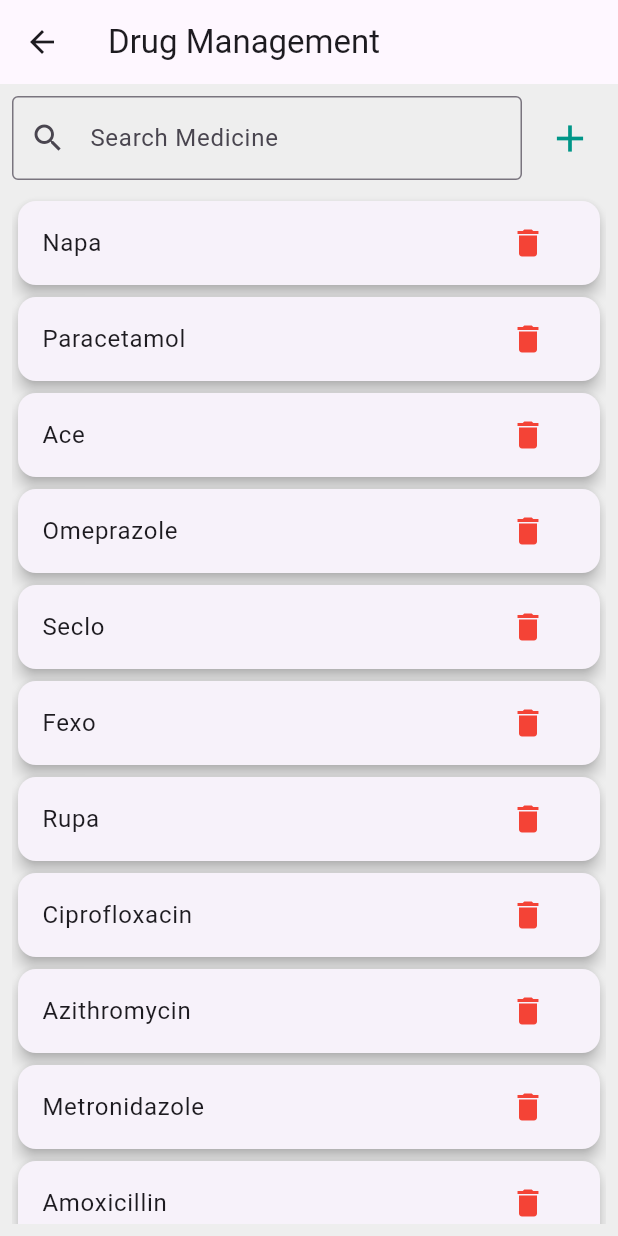
After one commit to omor-niloy/Digital-Prescription, a Flutter app: the screen it shows after launch, in the side drawer, after a tap on "Drugs", on a phone screen of 412 x 824 dp. The commit adds this screen. Run offline on Flutter 3.47's test engine with Material 3 defaults, Android fonts, the phone set to English and light mode, and no system bars; drawn by our look-alikes of flutter_typeahead; our stand-ins replace sqflite, sqflite_common_ffi; accounts and stored records are empty.

Commit message:
Database management

```diff
--- a/lib/database/database_helper.dart
+++ b/lib/database/database_helper.dart
@@ -28,6 +28,39 @@ class DatabaseHelper {
       )
     ''');
     await _seedDatabase(db);
+  }
+
+  Future<List<Medicine>> getMedicines({int limit = 20}) async {
+    final db = await database;
+    final List<Map<String, dynamic>> maps = await db.query(
+      'medicines',
+      limit: limit,
+    );
+    return List.generate(maps.length, (i) {
+      return Medicine.fromMap(maps[i]);
+    });
+  }
+
+  Future<List<Medicine>> getAllMedicines() async {
+    final db = await database;
+    final List<Map<String, dynamic>> maps = await db.query('medicines');
+    return List.generate(maps.length, (i) {
+      return Medicine.fromMap(maps[i]);
+    });
+  }
+
+  Future<void> deleteMedicine(int id) async {
+    final db = await database;
+    await db.delete('medicines', where: 'id = ?', whereArgs: [id]);
+  }
+
+  Future<void> insertMedicine(Medicine medicine) async {
+    final db = await database;
+    await db.insert(
+      'medicines',
+      medicine.toMap(),
+      conflictAlgorithm: ConflictAlgorithm.replace,
+    );
   }
 
   Future<void> _seedDatabase(Database db) async {
--- /dev/null
+++ b/lib/pages/drug_management_page.dart
@@ -0,0 +1,191 @@
+import 'package:digital_prescription/database/database_helper.dart';
+import 'package:digital_prescription/models/medicine.dart';
+import 'package:flutter/material.dart';
+import 'package:flutter_typeahead/flutter_typeahead.dart';
+
+class DrugManagementPage extends StatefulWidget {
+  const DrugManagementPage({Key? key}) : super(key: key);
+
+  @override
+  State<DrugManagementPage> createState() => _DrugManagementPageState();
+}
+
+class _DrugManagementPageState extends State<DrugManagementPage> {
+  List<Medicine> _medicines = [];
+  List<Medicine> _filteredMedicines = [];
+  final TextEditingController _searchController = TextEditingController();
+
+  @override
+  void initState() {
+    super.initState();
+    _loadMedicines();
+    _searchController.addListener(_filterMedicines);
+  }
+
+  Future<void> _loadMedicines() async {
+    final medicines = await DatabaseHelper().getAllMedicines();
+    if (mounted) {
+      setState(() {
+        _medicines = medicines;
+        _filterMedicines();
+      });
+    }
+  }
+
+  void _filterMedicines() {
+    final query = _searchController.text.toLowerCase();
+    setState(() {
+      _filteredMedicines = _medicines
+          .where((medicine) => medicine.name.toLowerCase().contains(query))
+          .toList();
+    });
+  }
+
+  Future<void> _deleteMedicine(Medicine medicine) async {
+    if (medicine.id != null) {
+      await DatabaseHelper().deleteMedicine(medicine.id!);
+      _loadMedicines(); // Refresh the list
+    }
+  }
+
+  Future<void> _addMedicine(String name) async {
+    if (name.isNotEmpty) {
+      final newMedicine = Medicine(name: name);
+      await DatabaseHelper().insertMedicine(newMedicine);
+      _searchController.clear();
+      _loadMedicines();
+    }
+  }
+
+  void _showAddDrugDialog() {
+    final TextEditingController addDrugController = TextEditingController();
+    showDialog(
+      context: context,
+      builder: (context) {
+        return AlertDialog(
+          title: const Text('Add New Drug'),
+          content: TextField(
+            controller: addDrugController,
+            decoration: const InputDecoration(hintText: "Enter drug name"),
+            autofocus: true,
+            onSubmitted: (value) {
+              _addMedicine(value);
+              Navigator.of(context).pop();
+            },
+          ),
+          actions: [
+            TextButton(
+              child: const Text('Cancel'),
+              onPressed: () => Navigator.of(context).pop(),
+            ),
+            TextButton(
+              child: const Text('Add'),
+              onPressed: () {
+                _addMedicine(addDrugController.text);
+                Navigator.of(context).pop();
+              },
+            ),
+          ],
+        );
+      },
+    );
+  }
+
+  @override
+  void dispose() {
+    _searchController.removeListener(_filterMedicines);
+    _searchController.dispose();
+    super.dispose();
+  }
+
+  @override
+  Widget build(BuildContext context) {
+    return Scaffold(
+      appBar: AppBar(title: const Text('Drug Management')),
+      body: Padding(
+        padding: const EdgeInsets.all(8.0),
+        child: Column(
+          children: [
+            Row(
+              children: [
+                Expanded(
+                  child: TypeAheadField<Medicine>(
+                    hideOnEmpty: true,
+                    suggestionsCallback: (pattern) async {
+                      if (pattern.isEmpty) {
+                        return [];
+                      }
+                      return _medicines
+                          .where(
+                            (m) => m.name.toLowerCase().contains(
+                              pattern.toLowerCase(),
+                            ),
+                          )
+                          .toList();
+                    },
+                    itemBuilder: (context, suggestion) {
+                      return ListTile(title: Text(suggestion.name));
+                    },
+                    onSelected: (suggestion) {
+                      _searchController.text = suggestion.name;
+                    },
+                    builder: (context, controller, focusNode) {
+                      return TextField(
+                        controller: _searchController,
+                        focusNode: focusNode,
+                        onSubmitted: (_) {
+                          // Do nothing to prevent page from closing
+                        },
+                        decoration: InputDecoration(
+                          labelText: 'Search Medicine',
+                          border: const OutlineInputBorder(),
+                          prefixIcon: const Icon(Icons.search),
+                          suffixIcon: _searchController.text.isNotEmpty
+                              ? IconButton(
+                                  icon: const Icon(Icons.clear),
+                                  onPressed: () {
+                                    _searchController.clear();
+                                  },
+                                )
+                              : null,
+                        ),
+                      );
+                    },
+                  ),
+                ),
+                const SizedBox(width: 8),
+                IconButton(
+                  icon: const Icon(Icons.add, color: Colors.teal, size: 30),
+                  onPressed: _showAddDrugDialog,
+                  tooltip: 'Add New Drug',
+                ),
+              ],
+            ),
+            const SizedBox(height: 10),
+            Expanded(
+              child:
+                  _filteredMedicines.isEmpty &&
+                      _searchController.text.isNotEmpty
+                  ? const Center(child: Text('No medicines found.'))
+                  : ListView.builder(
+                      itemCount: _filteredMedicines.length,
+                      itemBuilder: (context, index) {
+                        final medicine = _filteredMedicines[index];
+                        return Card(
+                          child: ListTile(
+                            title: Text(medicine.name),
+                            trailing: IconButton(
+                              icon: const Icon(Icons.delete, color: Colors.red),
+                              onPressed: () => _deleteMedicine(medicine),
+                            ),
+                          ),
+                        );
+                      },
+                    ),
+            ),
+          ],
+        ),
+      ),
+    );
+  }
+}
--- a/lib/widgets/home_drawer.dart
+++ b/lib/widgets/home_drawer.dart
@@ -1,4 +1,6 @@
 import 'package:flutter/material.dart';
+
+import '../pages/drug_management_page.dart';
 
 class HomeDrawer extends StatelessWidget {
   const HomeDrawer({super.key});
@@ -15,6 +17,19 @@ class HomeDrawer extends StatelessWidget {
               'Menu',
               style: TextStyle(color: Colors.white, fontSize: 24),
             ),
+          ),
+          ListTile(
+            leading: const Icon(Icons.medical_services_outlined),
+            title: const Text('Drugs'),
+            onTap: () {
+              Navigator.pop(context);
+              Navigator.push(
+                context,
+                MaterialPageRoute(
+                  builder: (context) => const DrugManagementPage(),
+                ),
+              );
+            },
           ),
           ListTile(
             leading: const Icon(Icons.history),
```
